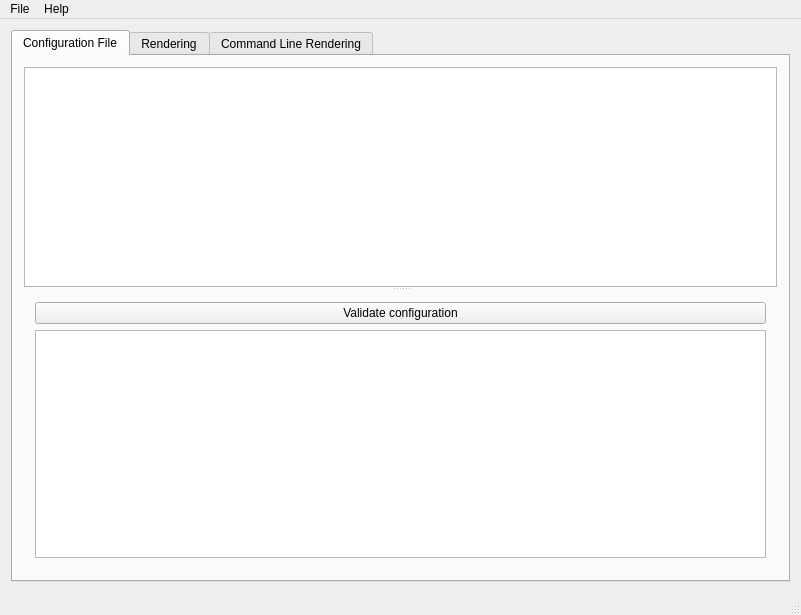
Old version of the form mainwindow.ui in the repository mapcrafter/mapcrafter-gui.
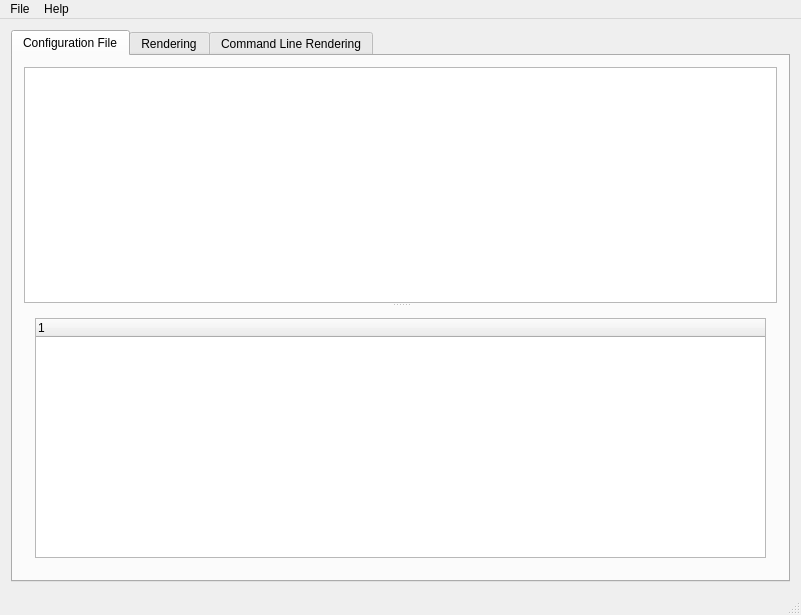
New version of the form. The open tabs and pages were chosen to show the change. Custom widgets are drawn as their Qt base class.

Commit message: Parse/validate config when it is changed in the text field.

The edit to the form file:
```diff
--- a/mainwindow.ui
+++ b/mainwindow.ui
@@ -44,23 +44,7 @@
           <widget class="QWidget" name="verticalLayoutWidget">
            <layout class="QVBoxLayout" name="verticalLayout_2">
             <item>
-             <widget class="QPushButton" name="buttonValidateConfig">
-              <property name="text">
-               <string>Validate configuration</string>
-              </property>
-             </widget>
-            </item>
-            <item>
-             <widget class="ValidationWidget" name="validationWidget">
-              <attribute name="headerVisible">
-               <bool>false</bool>
-              </attribute>
-              <column>
-               <property name="text">
-                <string notr="true">1</string>
-               </property>
-              </column>
-             </widget>
+             <widget class="ValidationWidget" name="validationWidget"/>
             </item>
            </layout>
           </widget>
```
Left out of the diff: 7 changed lines with no effect on the pictures. The commit also changes 4 other files.
